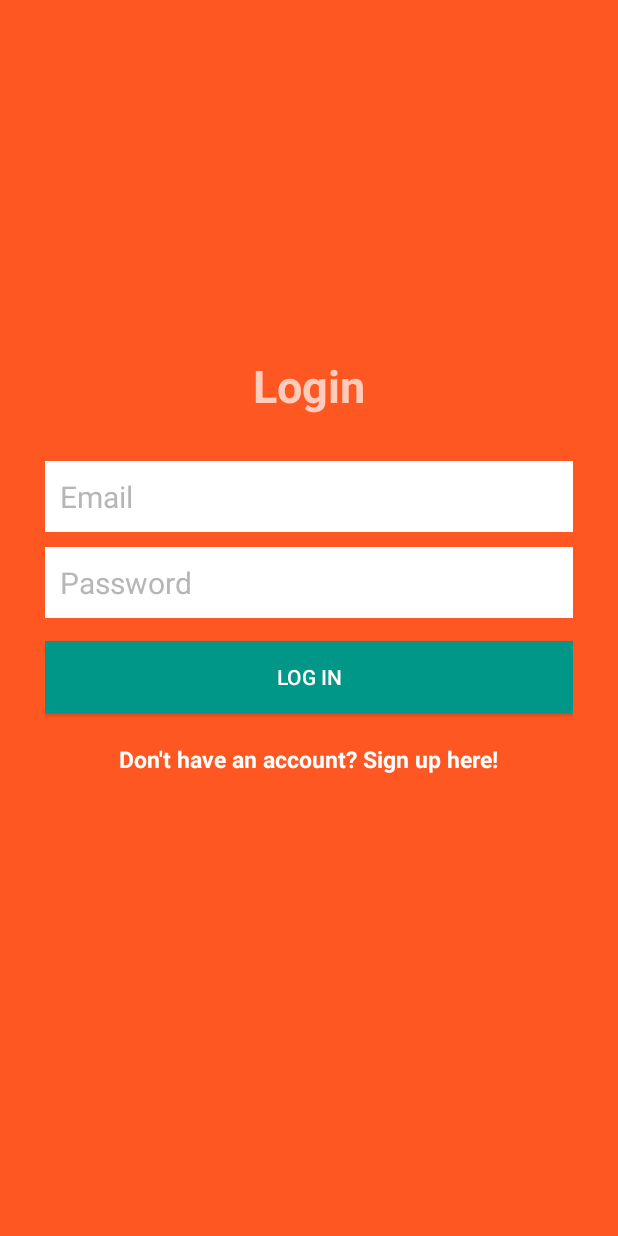
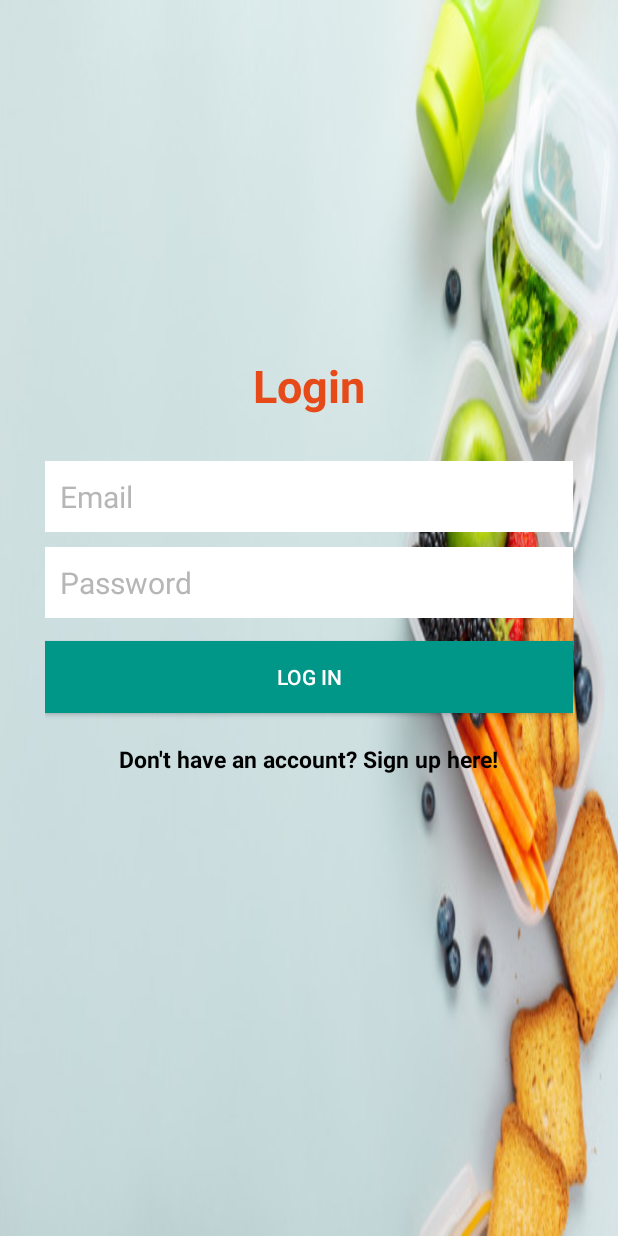
Before and after one commit to muyenzi/RecipeStore, an Android app: the layout activity_login.xml on its own in the app's theme, with its tools: preview values and no code run, on a phone screen of 412 x 824 dp. Run offline under Robolectric (Android 15) with nearby library versions, the phone set to English and light mode, and no system bars; Roboto replaces fonts that are not available here.

Commit message:
login page

```diff
--- a/app/src/main/java/com/moringaschool/recipestore/MainActivity.java
+++ b/app/src/main/java/com/moringaschool/recipestore/MainActivity.java
@@ -38,9 +38,9 @@ public class MainActivity extends AppCompatActivity implements View.OnClickListe
         mAuthListener = new FirebaseAuth.AuthStateListener(){
             @Override
             public void onAuthStateChanged(@NonNull FirebaseAuth firebaseAuth){
-                FirebaseUser chef = firebaseAuth.getCurrentUser();
-                if(chef != null){
-                    getSupportActionBar().setTitle("Welcome, " + chef.getDisplayName() + "!");
+                FirebaseUser user = firebaseAuth.getCurrentUser();
+                if(user != null){
+                    getSupportActionBar().setTitle("Welcome, " + user.getDisplayName() + "!");
                 }else {
 
                 }
--- a/app/src/main/res/layout/activity_login.xml
+++ b/app/src/main/res/layout/activity_login.xml
@@ -4,8 +4,8 @@
     xmlns:tools="http://schemas.android.com/tools"
     android:layout_width="match_parent"
     android:layout_height="match_parent"
-    tools:context="com.moringaschool.myrestaurants.ui.LoginActivity"
-    android:background="@color/colorPrimary">
+    tools:context="com.moringaschool.recipestore.ui.LoginActivity"
+    android:background="@drawable/back3">
 
     <LinearLayout
         android:orientation="vertical"
@@ -17,7 +17,7 @@
         android:id="@+id/linearLayout">
 
         <EditText
-            android:id="@+id/emailEditText"
+            android:id="@+id/emailUser"
             android:layout_width="match_parent"
             android:layout_height="wrap_content"
             android:background="@android:color/white"
@@ -31,7 +31,7 @@
             android:textSize="20sp" />
 
         <EditText
-            android:id="@+id/passwordEditText"
+            android:id="@+id/passUser"
             android:layout_width="match_parent"
             android:layout_height="wrap_content"
             android:background="@android:color/white"
@@ -45,7 +45,7 @@
 
 
         <Button
-            android:id="@+id/passwordLoginButton"
+            android:id="@+id/loginButton"
             android:layout_width="match_parent"
             android:layout_height="wrap_content"
             android:padding="10dp"
@@ -58,7 +58,7 @@
             android:layout_width="wrap_content"
             android:layout_height="wrap_content"
             android:layout_marginTop="20dp"
-            android:textColor="@color/colorTextIcons"
+            android:textColor="#000000"
             android:textStyle="bold"
             android:textSize="15sp"
             android:text="Don't have an account? Sign up here!"
@@ -71,7 +71,7 @@
         android:layout_width="wrap_content"
         android:layout_height="wrap_content"
         android:text="Login"
-        android:textColor="@color/colorPrimaryLight"
+        android:textColor="@color/colorPrimaryDark"
         android:textSize="30dp"
         android:textStyle="bold"
         android:layout_above="@+id/linearLayout"
```
Also changed, not shown: app/src/main/java/com/moringaschool/recipestore/ui/CreateAccountActivity.java (+5 -5 lines), app/src/main/java/com/moringaschool/recipestore/ui/LoginActivity.java (+80 -0 lines), app/src/main/res/layout/activity_create_account.xml (+5 -4 lines), app/src/main/res/drawable/ho.jpeg (added).
